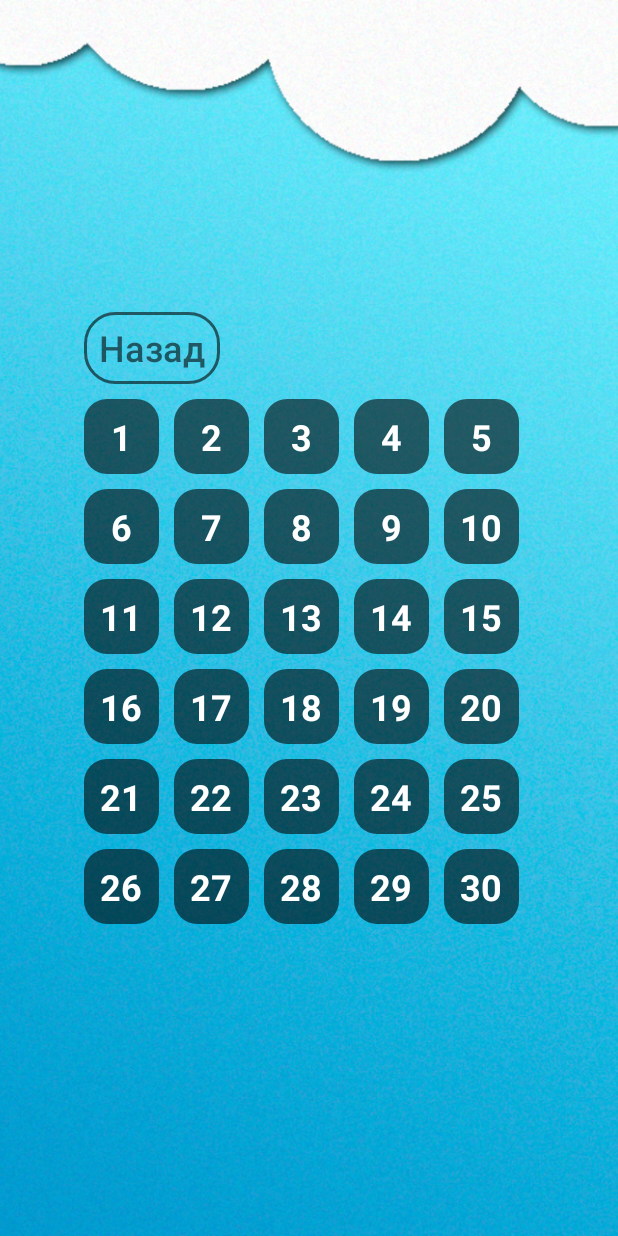
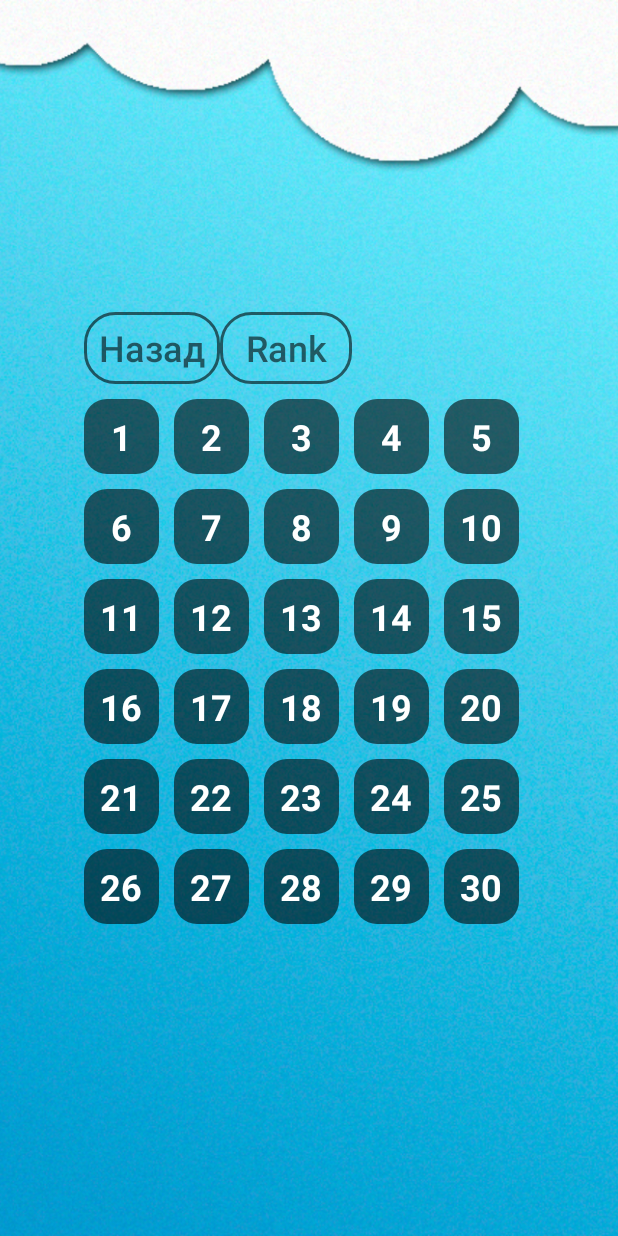
Before and after one commit to MaxKorolev-ep/Quiz, an Android app: the GameLevels screen opened directly, with no data from a screen before it, on a phone screen of 412 x 824 dp. Run offline under Robolectric (Android 15) with nearby library versions, the phone set to English and light mode, and no system bars; our stand-ins replace Room's generated code.

Commit message:
version 2.1

```diff
--- a/app/src/main/java/space/korolev/quiz/GameLevels.java
+++ b/app/src/main/java/space/korolev/quiz/GameLevels.java
@@ -44,6 +44,23 @@ public class GameLevels extends AppCompatActivity {
                 }
             }
         });
+
+        Button buttonRank = (Button)findViewById(R.id.btn_rank);
+        buttonRank.setOnClickListener(new View.OnClickListener() {
+            @Override
+            public void onClick(View v) {
+                try
+                {
+                    Intent intent = new Intent(GameLevels.this, AccountRank.class);
+                    startActivity(intent);finish();
+                }
+                catch (Exception e)
+                {
+
+                }
+            }
+        });
+
 
         //btn 1 lvl = start
         TextView textView1 = (TextView)findViewById(R.id.textView1);
--- a/app/src/main/res/layout/game_levels.xml
+++ b/app/src/main/res/layout/game_levels.xml
@@ -39,10 +39,23 @@
                     android:background="@drawable/button_stroke_black95_press_white"
                     android:paddingLeft="10dp"
                     android:paddingRight="10dp"
+                    android:text="@string/back"
+                    android:textAllCaps="false"
                     android:textColor="@color/black95"
-                    android:textSize="24sp"
-                    android:text="@string/back"
-                    android:textAllCaps="false"/>
+                    android:textSize="24sp" />
+
+                <Button
+                    android:id="@+id/btn_rank"
+                    android:layout_width="wrap_content"
+                    android:layout_height="wrap_content"
+                    android:background="@drawable/button_stroke_black95_press_white"
+                    android:paddingLeft="10dp"
+                    android:paddingRight="10dp"
+                    android:text="Rank"
+                    android:textAlignment="center"
+                    android:textAllCaps="false"
+                    android:textColor="@color/black95"
+                    android:textSize="24sp" />
 
             </LinearLayout>
 
@@ -55,7 +68,7 @@
                     android:id="@+id/container4"
                     android:layout_width="match_parent"
                     android:layout_height="wrap_content"
-                    android:orientation="vertical" >
+                    android:orientation="vertical">
 
                     <LinearLayout
                         android:id="@+id/line1"
@@ -129,69 +142,68 @@
                         android:id="@+id/line2"
                         android:layout_width="match_parent"
                         android:layout_height="wrap_content"
-                        android:orientation="horizontal"
-                        android:layout_marginTop="10dp">
+                        android:layout_marginTop="10dp"
+                        android:orientation="horizontal">
 
                         <TextView
                             android:id="@+id/textView6"
                             android:layout_width="50dp"
                             android:layout_height="50dp"
                             android:layout_marginRight="10dp"
+                            android:background="@drawable/button_gamelevels"
+                            android:gravity="center"
                             android:text="6"
-                            android:background="@drawable/button_gamelevels"
                             android:textColor="@color/white"
                             android:textSize="24sp"
-                            android:textStyle="bold"
-                            android:gravity="center"
-                            />
+                            android:textStyle="bold" />
+
                         <TextView
                             android:id="@+id/textView7"
                             android:layout_width="50dp"
                             android:layout_height="50dp"
                             android:layout_marginRight="10dp"
+                            android:background="@drawable/button_gamelevels"
+                            android:gravity="center"
                             android:text="7"
-                            android:background="@drawable/button_gamelevels"
                             android:textColor="@color/white"
                             android:textSize="24sp"
-                            android:textStyle="bold"
-                            android:gravity="center"
-                            />
+                            android:textStyle="bold" />
+
                         <TextView
                             android:id="@+id/textView8"
                             android:layout_width="50dp"
                             android:layout_height="50dp"
                             android:layout_marginRight="10dp"
+                            android:background="@drawable/button_gamelevels"
+                            android:gravity="center"
                             android:text="8"
-                            android:background="@drawable/button_gamelevels"
                             android:textColor="@color/white"
                             android:textSize="24sp"
-                            android:textStyle="bold"
-                            android:gravity="center"
-                            />
+                            android:textStyle="bold" />
+
                         <TextView
                             android:id="@+id/textView9"
                             android:layout_width="50dp"
                             android:layout_height="50dp"
                             android:layout_marginRight="10dp"
+                            android:background="@drawable/button_gamelevels"
+                            android:gravity="center"
                             android:text="9"
-                            android:background="@drawable/button_gamelevels"
                             android:textColor="@color/white"
                             android:textSize="24sp"
-                            android:textStyle="bold"
-                            android:gravity="center"
-                            />
+                            android:textStyle="bold" />
+
                         <TextView
                             android:id="@+id/textView10"
                             android:layout_width="50dp"
                             android:layout_height="50dp"
                             android:layout_marginRight="10dp"
+                            android:background="@drawable/button_gamelevels"
+                            android:gravity="center"
                             android:text="10"
-                            android:background="@drawable/button_gamelevels"
                             android:textColor="@color/white"
                             android:textSize="24sp"
-                            android:textStyle="bold"
-                            android:gravity="center"
-                            />
+                            android:textStyle="bold" />
 
                     </LinearLayout>
 
@@ -199,69 +211,68 @@
                         android:id="@+id/line3"
                         android:layout_width="match_parent"
                         android:layout_height="wrap_content"
-                        android:orientation="horizontal"
-                        android:layout_marginTop="10dp">
+                        android:layout_marginTop="10dp"
+                        android:orientation="horizontal">
 
                         <TextView
                             android:id="@+id/textView11"
                             android:layout_width="50dp"
                             android:layout_height="50dp"
                             android:layout_marginRight="10dp"
+                            android:background="@drawable/button_gamelevels"
+                            android:gravity="center"
                             android:text="11"
-                            android:background="@drawable/button_gamelevels"
                             android:textColor="@color/white"
                             android:textSize="24sp"
-                            android:textStyle="bold"
-                            android:gravity="center"
-                            />
+                            android:textStyle="bold" />
+
                         <TextView
                             android:id="@+id/textView12"
                             android:layout_width="50dp"
                             android:layout_height="50dp"
                             android:layout_marginRight="10dp"
+                            android:background="@drawable/button_gamelevels"
+                            android:gravity="center"
                             android:text="12"
-                            android:background="@drawable/button_gamelevels"
                             android:textColor="@color/white"
                             android:textSize="24sp"
-                            android:textStyle="bold"
-                            android:gravity="center"
-                            />
+                            android:textStyle="bold" />
+
                         <TextView
                             android:id="@+id/textView13"
                             android:layout_width="50dp"
                             android:layout_height="50dp"
                             android:layout_marginRight="10dp"
+                            android:background="@drawable/button_gamelevels"
+                            android:gravity="center"
                             android:text="13"
-                            android:background="@drawable/button_gamelevels"
                             android:textColor="@color/white"
                             android:textSize="24sp"
-                            android:textStyle="bold"
-                            android:gravity="center"
-                            />
+                            android:textStyle="bold" />
+
                         <TextView
                             android:id="@+id/textView14"
                             android:layout_width="50dp"
                             android:layout_height="50dp"
                             android:layout_marginRight="10dp"
+                            android:background="@drawable/button_gamelevels"
+                            android:gravity="center"
                             android:text="14"
-                            android:background="@drawable/button_gamelevels"
                             android:textColor="@color/white"
                             android:textSize="24sp"
-                            android:textStyle="bold"
-                            android:gravity="center"
-                            />
+                            android:textStyle="bold" />
+
                         <TextView
                             android:id="@+id/textView15"
                             android:layout_width="50dp"
                             android:layout_height="50dp"
                             android:layout_marginRight="10dp"
+                            android:background="@drawable/button_gamelevels"
+                            android:gravity="center"
                             android:text="15"
-                            android:background="@drawable/button_gamelevels"
                             android:textColor="@color/white"
                             android:textSize="24sp"
-                            android:textStyle="bold"
-                            android:gravity="center"
-                            />
+                            android:textStyle="bold" />
 
                     </LinearLayout>
 
@@ -269,69 +280,68 @@
                         android:id="@+id/line4"
                         android:layout_width="match_parent"
                         android:layout_height="wrap_content"
-                        android:orientation="horizontal"
-                        android:layout_marginTop="10dp">
+                        android:layout_marginTop="10dp"
+                        android:orientation="horizontal">
 
                         <TextView
                             android:id="@+id/textView16"
                             android:layout_width="50dp"
                             android:layout_height="50dp"
                             android:layout_marginRight="10dp"
+                            android:background="@drawable/button_gamelevels"
+                            android:gravity="center"
                             android:text="16"
-                            android:background="@drawable/button_gamelevels"
                             android:textColor="@color/white"
                             android:textSize="24sp"
-                            android:textStyle="bold"
-                            android:gravity="center"
-                            />
+                            android:textStyle="bold" />
+
                         <TextView
                             android:id="@+id/textView17"
                             android:layout_width="50dp"
                             android:layout_height="50dp"
                             android:layout_marginRight="10dp"
+                            android:background="@drawable/button_gamelevels"
+                            android:gravity="center"
                             android:text="17"
-                            android:background="@drawable/button_gamelevels"
                             android:textColor="@color/white"
                             android:textSize="24sp"
-                            android:textStyle="bold"
-                            android:gravity="center"
-                            />
+                            android:textStyle="bold" />
+
                         <TextView
                             android:id="@+id/textView18"
                             android:layout_width="50dp"
                             android:layout_height="50dp"
                             android:layout_marginRight="10dp"
+                            android:background="@drawable/button_gamelevels"
+                            android:gravity="center"
                             android:text="18"
-                            android:background="@drawable/button_gamelevels"
                             android:textColor="@color/white"
                             android:textSize="24sp"
-                            android:textStyle="bold"
-                            android:gravity="center"
-                            />
+                            android:textStyle="bold" />
+
                         <TextView
                             android:id="@+id/textView19"
                             android:layout_width="50dp"
                             android:layout_height="50dp"
                             android:layout_marginRight="10dp"
+                            android:background="@drawable/button_gamelevels"
+                            android:gravity="center"
                             android:text="19"
-                            android:background="@drawable/button_gamelevels"
                             android:textColor="@color/white"
                             android:textSize="24sp"
-                            android:textStyle="bold"
-                            android:gravity="center"
-                            />
+                            android:textStyle="bold" />
+
                         <TextView
                             android:id="@+id/textView20"
                             android:layout_width="50dp"
                             android:layout_height="50dp"
                             android:layout_marginRight="10dp"
+                            android:background="@drawable/button_gamelevels"
+                            android:gravity="center"
                             android:text="20"
-                            android:background="@drawable/button_gamelevels"
                             android:textColor="@color/white"
                             android:textSize="24sp"
-                            android:textStyle="bold"
-                            android:gravity="center"
-                            />
+                            android:textStyle="bold" />
 
                     </LinearLayout>
 
@@ -339,69 +349,68 @@
                         android:id="@+id/line5"
                         android:layout_width="match_parent"
                         android:layout_height="wrap_content"
-                        android:orientation="horizontal"
-                        android:layout_marginTop="10dp">
+                        android:layout_marginTop="10dp"
+                        android:orientation="horizontal">
 
                         <TextView
                             android:id="@+id/textView21"
                             android:layout_width="50dp"
                             android:layout_height="50dp"
                             android:layout_marginRight="10dp"
+                            android:background="@drawable/button_gamelevels"
+                            android:gravity="center"
                             android:text="21"
-                            android:background="@drawable/button_gamelevels"
                             android:textColor="@color/white"
                             android:textSize="24sp"
-                            android:textStyle="bold"
-                            android:gravity="center"
-                            />
+                            android:textStyle="bold" />
+
                         <TextView
                             android:id="@+id/textView22"
                             android:layout_width="50dp"
                             android:layout_height="50dp"
                             android:layout_marginRight="10dp"
+                            android:background="@drawable/button_gamelevels"
+                            android:gravity="center"
                             android:text="22"
-                            android:background="@drawable/button_gamelevels"
                             android:textColor="@color/white"
                             android:textSize="24sp"
-                            android:textStyle="bold"
-                            android:gravity="center"
-                            />
+                            android:textStyle="bold" />
+
                         <TextView
                             android:id="@+id/textView23"
                             android:layout_width="50dp"
                             android:layout_height="50dp"
                             android:layout_marginRight="10dp"
+                            android:background="@drawable/button_gamelevels"
+                            android:gravity="center"
                             android:text="23"
-                            android:background="@drawable/button_gamelevels"
                             android:textColor="@color/white"
                             android:textSize="24sp"
-                            android:textStyle="bold"
-                            android:gravity="center"
-                            />
+                            android:textStyle="bold" />
+
                         <TextView
                             android:id="@+id/textView24"
                             android:layout_width="50dp"
                             android:layout_height="50dp"
                             android:layout_marginRight="10dp"
+                            android:background="@drawable/button_gamelevels"
+                            android:gravity="center"
                             android:text="24"
-                            android:background="@drawable/button_gamelevels"
                             android:textColor="@color/white"
                             android:textSize="24sp"
-                            android:textStyle="bold"
-                            android:gravity="center"
-                            />
+                            android:textStyle="bold" />
+
                         <TextView
                             android:id="@+id/textView25"
                             android:layout_width="50dp"
                             android:layout_height="50dp"
                             android:layout_marginRight="10dp"
+                            android:background="@drawable/button_gamelevels"
+                            android:gravity="center"
                             android:text="25"
-                            android:background="@drawable/button_gamelevels"
                             android:textColor="@color/white"
                             android:textSize="24sp"
-                            android:textStyle="bold"
-                            android:gravity="center"
-                            />
+                            android:textStyle="bold" />
 
                     </LinearLayout>
 
@@ -409,73 +418,70 @@
                         android:id="@+id/line6"
                         android:layout_width="match_parent"
                         android:layout_height="wrap_content"
-                        android:orientation="horizontal"
-                        android:layout_marginTop="10dp">
+                        android:layout_marginTop="10dp"
+                        android:orientation="horizontal">
 
                         <TextView
                             android:id="@+id/textView26"
                             android:layout_width="50dp"
                             android:layout_height="50dp"
                             android:layout_marginRight="10dp"
+                            android:background="@drawable/button_gamelevels"
+                            android:gravity="center"
                             android:text="26"
-                            android:background="@drawable/button_gamelevels"
                             android:textColor="@color/white"
                             android:textSize="24sp"
-                            android:textStyle="bold"
-                            android:gravity="center"
-                            />
+                            android:textStyle="bold" />
+
                         <TextView
                             android:id="@+id/textView27"
                             android:layout_width="50dp"
                             android:layout_height="50dp"
                             android:layout_marginRight="10dp"
+                            android:background="@drawable/button_gamelevels"
+                            android:gravity="center"
                             android:text="27"
-                            android:background="@drawable/button_gamelevels"
                             android:textColor="@color/white"
                             android:textSize="24sp"
-                            android:textStyle="bold"
-                            android:gravity="center"
-                            />
+                            android:textStyle="bold" />
+
                         <TextView
                             android:id="@+id/textView28"
                             android:layout_width="50dp"
                             android:layout_height="50dp"
                             android:layout_marginRight="10dp"
+                            android:background="@drawable/button_gamelevels"
+                            android:gravity="center"
                             android:text="28"
-                            android:background="@drawable/button_gamelevels"
                             android:textColor="@color/white"
                             android:textSize="24sp"
-                            android:textStyle="bold"
-                            android:gravity="center"
-                            />
+                            android:textStyle="bold" />
+
                         <TextView
                             android:id="@+id/textView29"
                             android:layout_width="50dp"
                             android:layout_height="50dp"
                             android:layout_marginRight="10dp"
+                            android:background="@drawable/button_gamelevels"
+                            android:gravity="center"
                             android:text="29"
-                            android:background="@drawable/button_gamelevels"
                             android:textColor="@color/white"
                             android:textSize="24sp"
-                            android:textStyle="bold"
-                            android:gravity="center"
-                            />
+                            android:textStyle="bold" />
+
                         <TextView
                             android:id="@+id/textView30"
                             android:layout_width="50dp"
                             android:layout_height="50dp"
                             android:layout_marginRight="10dp"
+                            android:background="@drawable/button_gamelevels"
+                            android:gravity="center"
                             android:text="30"
-                            android:background="@drawable/button_gamelevels"
                             android:textColor="@color/white"
                             android:textSize="24sp"
-                            android:textStyle="bold"
-                            android:gravity="center"
-                            />
+                            android:textStyle="bold" />
 
                     </LinearLayout>
-
-
 
 
                 </LinearLayout>
--- a/app/src/main/res/layout/testdblayot.xml
+++ b/app/src/main/res/layout/testdblayot.xml
@@ -1,6 +1,5 @@
 <?xml version="1.0" encoding="utf-8"?>
-<androidx.constraintlayout.widget.ConstraintLayout
-    xmlns:android="http://schemas.android.com/apk/res/android"
+<androidx.constraintlayout.widget.ConstraintLayout xmlns:android="http://schemas.android.com/apk/res/android"
     xmlns:app="http://schemas.android.com/apk/res-auto"
     android:layout_width="match_parent"
     android:layout_height="match_parent">
```
Also changed, not shown: app/src/main/AndroidManifest.xml (+7 -0 lines), app/src/main/java/space/korolev/quiz/AccountRank.java (added, +62 -0 lines), app/src/main/java/space/korolev/quiz/DataBaseEditor.java (added, +39 -0 lines).
